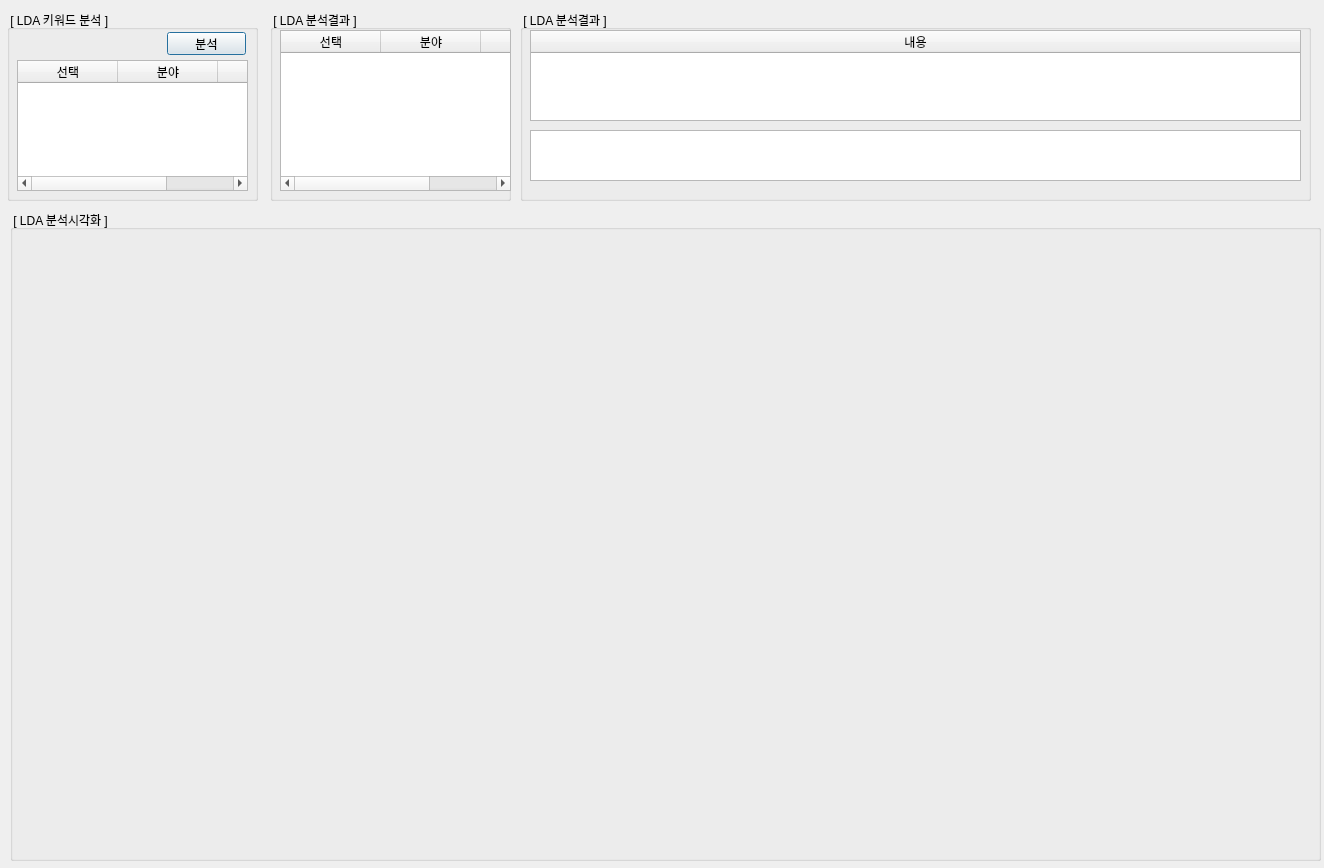
Above: view/UI/frm_view_lda_s.ui from mmjkim/issue_2022 before the change. Below: the same form after it.
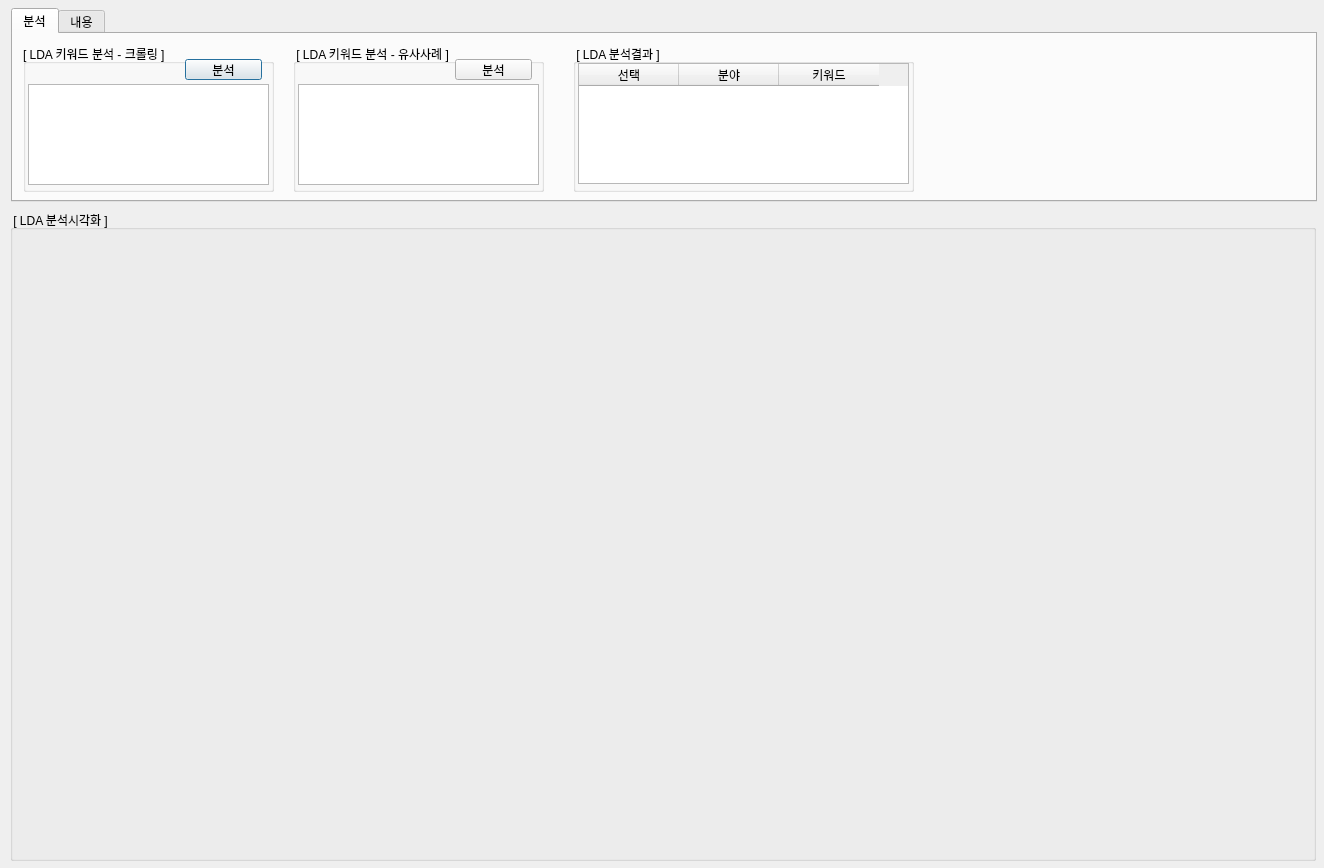
That is the form after the change.

Patch:
```diff
--- a/view/UI/frm_view_lda_s.ui
+++ b/view/UI/frm_view_lda_s.ui
@@ -13,70 +13,78 @@
   <property name="windowTitle">
    <string>Dialog</string>
   </property>
-  <widget class="QGroupBox" name="group1">
+  <widget class="QGroupBox" name="group4">
    <property name="geometry">
     <rect>
-     <x>7</x>
+     <x>10</x>
+     <y>210</y>
+     <width>1306</width>
+     <height>651</height>
+    </rect>
+   </property>
+   <property name="title">
+    <string> [ LDA 분석시각화 ] </string>
+   </property>
+  </widget>
+  <widget class="QTabWidget" name="tabWidget">
+   <property name="geometry">
+    <rect>
+     <x>11</x>
+     <y>8</y>
+     <width>1306</width>
+     <height>194</height>
+    </rect>
+   </property>
+   <property name="currentIndex">
+    <number>0</number>
+   </property>
+   <widget class="QWidget" name="tab_anal">
+    <attribute name="title">
+     <string>분석</string>
+    </attribute>
+    <widget class="QGroupBox" name="group_crawl">
+     <property name="geometry">
+      <rect>
+       <x>10</x>
      <y>10</y>
      <width>251</width>
-     <height>191</height>
+       <height>148</height>
     </rect>
    </property>
    <property name="title">
-    <string> [ LDA 키워드 분석 ] </string>
-   </property>
-   <widget class="QPushButton" name="btn_search">
+      <string>[ LDA 키워드 분석 - 크롤링 ]</string>
+     </property>
+     <widget class="QPushButton" name="btn_search_crawl">
     <property name="geometry">
      <rect>
-      <x>160</x>
-      <y>22</y>
-      <width>79</width>
-      <height>23</height>
+        <x>162</x>
+        <y>15</y>
+        <width>77</width>
+        <height>21</height>
      </rect>
     </property>
     <property name="text">
      <string>분석</string>
     </property>
    </widget>
-   <widget class="QTableWidget" name="tbl_keyword">
+     <widget class="QListView" name="tbl_keyword_crawl">
     <property name="geometry">
      <rect>
-      <x>10</x>
-      <y>50</y>
-      <width>231</width>
-      <height>131</height>
-     </rect>
-    </property>
-    <attribute name="horizontalHeaderStretchLastSection">
-     <bool>false</bool>
-    </attribute>
-    <attribute name="verticalHeaderStretchLastSection">
-     <bool>false</bool>
-    </attribute>
-    <column>
-     <property name="text">
-      <string>선택</string>
-     </property>
-    </column>
-    <column>
-     <property name="text">
-      <string>분야</string>
-     </property>
-    </column>
-    <column>
-     <property name="text">
-      <string>키워드</string>
-     </property>
-    </column>
+        <x>5</x>
+        <y>40</y>
+        <width>241</width>
+        <height>101</height>
+       </rect>
+      </property>
    </widget>
   </widget>
   <widget class="QGroupBox" name="group2">
    <property name="geometry">
     <rect>
-     <x>270</x>
+       <x>560</x>
      <y>10</y>
-     <width>241</width>
-     <height>191</height>
+       <width>341</width>
+       <height>148</height>
     </rect>
    </property>
    <property name="title">
@@ -85,10 +93,10 @@
    <widget class="QTableWidget" name="tbl_lda_file">
     <property name="geometry">
      <rect>
-      <x>10</x>
-      <y>20</y>
-      <width>231</width>
-      <height>161</height>
+        <x>5</x>
+        <y>19</y>
+        <width>331</width>
+        <height>121</height>
      </rect>
     </property>
     <attribute name="horizontalHeaderStretchLastSection">
@@ -114,13 +122,54 @@
     </column>
    </widget>
   </widget>
+    <widget class="QGroupBox" name="group_simil">
+     <property name="geometry">
+      <rect>
+       <x>280</x>
+       <y>10</y>
+       <width>251</width>
+       <height>148</height>
+      </rect>
+     </property>
+     <property name="title">
+      <string> [ LDA 키워드 분석 - 유사사례 ] </string>
+     </property>
+     <widget class="QPushButton" name="btn_search_simil">
+      <property name="geometry">
+       <rect>
+        <x>162</x>
+        <y>15</y>
+        <width>77</width>
+        <height>21</height>
+       </rect>
+      </property>
+      <property name="text">
+       <string>분석</string>
+      </property>
+     </widget>
+     <widget class="QListWidget" name="tbl_keyword_simil">
+      <property name="geometry">
+       <rect>
+        <x>5</x>
+        <y>40</y>
+        <width>241</width>
+        <height>101</height>
+       </rect>
+      </property>
+     </widget>
+    </widget>
+   </widget>
+   <widget class="QWidget" name="tab_content">
+    <attribute name="title">
+     <string>내용</string>
+    </attribute>
   <widget class="QGroupBox" name="group3">
    <property name="geometry">
     <rect>
-     <x>520</x>
+       <x>10</x>
      <y>10</y>
-     <width>791</width>
-     <height>191</height>
+       <width>1287</width>
+       <height>151</height>
     </rect>
    </property>
    <property name="title">
@@ -131,8 +180,8 @@
      <rect>
       <x>10</x>
       <y>20</y>
-      <width>771</width>
-      <height>91</height>
+        <width>631</width>
+        <height>121</height>
      </rect>
     </property>
     <attribute name="horizontalHeaderStretchLastSection">
@@ -150,26 +199,15 @@
    <widget class="QTextEdit" name="tbl_sel_content">
     <property name="geometry">
      <rect>
-      <x>10</x>
-      <y>120</y>
-      <width>771</width>
-      <height>51</height>
+        <x>660</x>
+        <y>19</y>
+        <width>621</width>
+        <height>121</height>
      </rect>
     </property>
    </widget>
   </widget>
-  <widget class="QGroupBox" name="group4">
-   <property name="geometry">
-    <rect>
-     <x>10</x>
-     <y>210</y>
-     <width>1311</width>
-     <height>651</height>
-    </rect>
-   </property>
-   <property name="title">
-    <string> [ LDA 분석시각화 ] </string>
-   </property>
+   </widget>
   </widget>
  </widget>
  <resources/>
```
Lines whose indentation alone changed are shown as unchanged.
